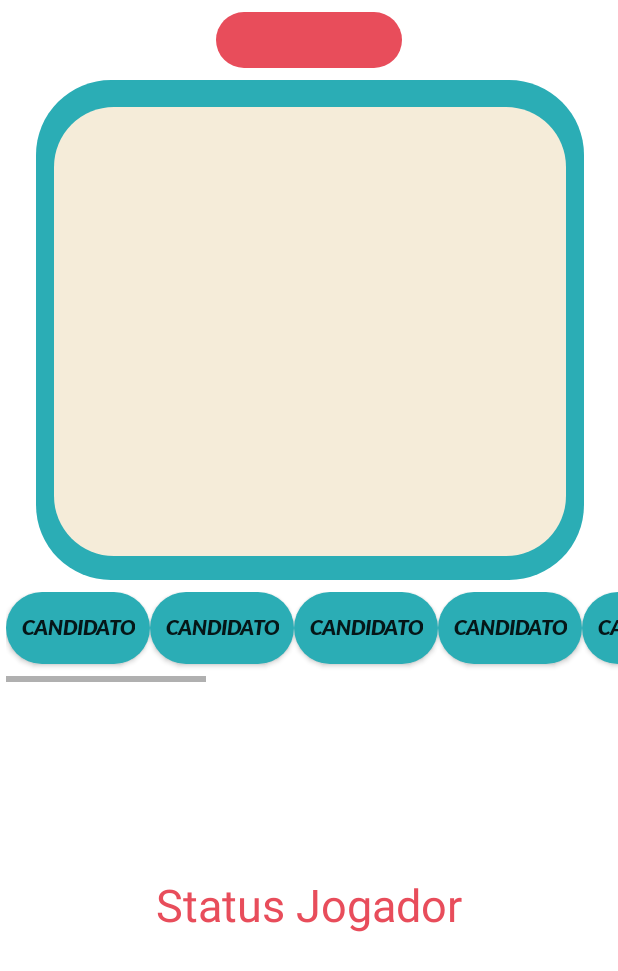
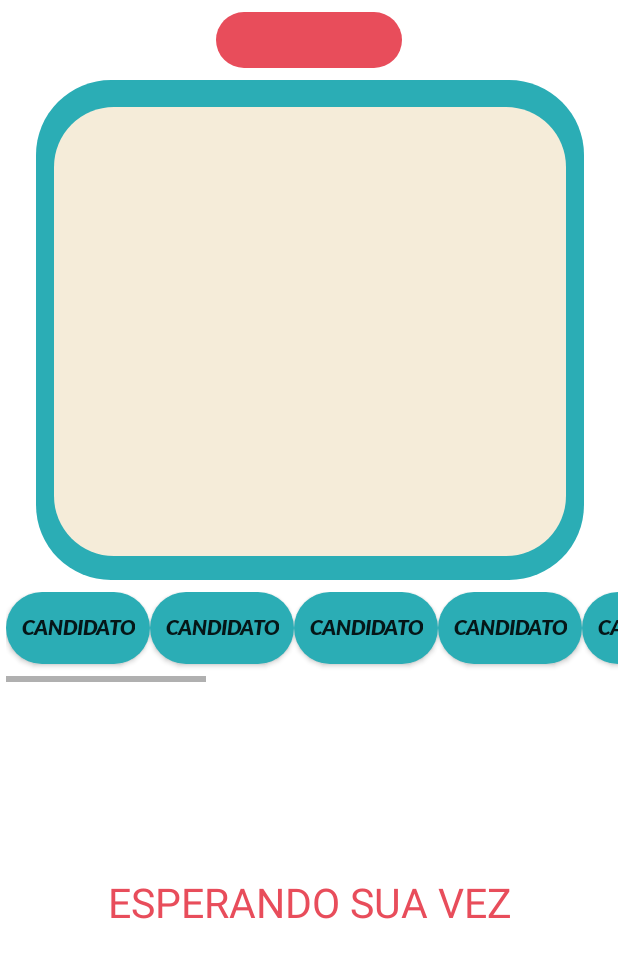
Before and after one commit to AlucardFAS/KingMe-President-Mobile, an Android app: the Principal screen opened directly, with no data from a screen before it, on a phone screen of 412 x 824 dp. Shown: the top 971 px of the screen. Run offline under Robolectric (Android 15) with nearby library versions, the phone set to English and light mode, and no system bars.

Commit message:
first stage done...

```diff
--- a/app/src/main/java/com/dfgv/presidenciaveis/Principal.java
+++ b/app/src/main/java/com/dfgv/presidenciaveis/Principal.java
@@ -67,6 +67,8 @@ public class Principal extends Activity {
     List<Button> buttons;
     List<List<ImageView>> imageViews;
     List<List<TextView>> textViews;
+
+    TextView partidaEstado;
     //endregion
 
 
@@ -237,6 +239,8 @@ public class Principal extends Activity {
 
         //endregion
 
+
+
         Runnable r = new Runnable() {
 
             public void run() {
@@ -312,7 +316,13 @@ public class Principal extends Activity {
             }
         };
 
+        partidaEstado = findViewById(R.id.txtStatusJogador);
+        partidaEstado.setText("ESPERANDO SUA VEZ");
+
         new Thread(r).start();
+
+
+
 
     }
 
@@ -320,6 +330,7 @@ public class Principal extends Activity {
 
     void iniciarAVez() {
 
+        partidaEstado.setText("SUA VEZ!");
         turnoDoJogador = true;
 
         //POSICIONAR
@@ -342,6 +353,7 @@ public class Principal extends Activity {
 
     void terminarAVez() {
 
+        partidaEstado.setText("ESPERANDO SUA VEZ...");
         turnoDoJogador = false;
 
         //POSICIONAR
@@ -852,15 +864,12 @@ public class Principal extends Activity {
 
         if(!turnoDoJogador) return;
 
-        //TODO MOSTRAR POPUP DE VOTACAO
-
     }
 
     void mostrarPopUpDeSelecionar(Button btn) {
 
         if(!turnoDoJogador) return;
 
-        //TODO: FAZER O POPUP RESPONDER AO INTENT E VOLTAR A OPCAO NO MESMO
         Intent intent = new Intent(Principal.this, PopUpSelecionar.class);
         intent.putExtra("nome", btn.getText().toString());
         intent.putExtra("buttonIndex", buttons.indexOf(btn));
--- a/app/src/main/res/layout/activity_principal.xml
+++ b/app/src/main/res/layout/activity_principal.xml
@@ -843,14 +843,14 @@
         android:id="@+id/txtStatusJogador"
         android:layout_width="293dp"
         android:layout_height="54dp"
+        android:layout_marginBottom="8dp"
+        android:layout_marginEnd="8dp"
         android:layout_marginStart="8dp"
         android:layout_marginTop="8dp"
-        android:layout_marginEnd="8dp"
-        android:layout_marginBottom="8dp"
         android:text="Status Jogador"
         android:textAlignment="center"
         android:textColor="#E84D5B"
-        android:textSize="30sp"
+        android:textSize="27sp"
         android:visibility="visible"
         app:layout_constraintBottom_toBottomOf="parent"
         app:layout_constraintEnd_toEndOf="parent"
```
Also changed, not shown: 1 other file.
